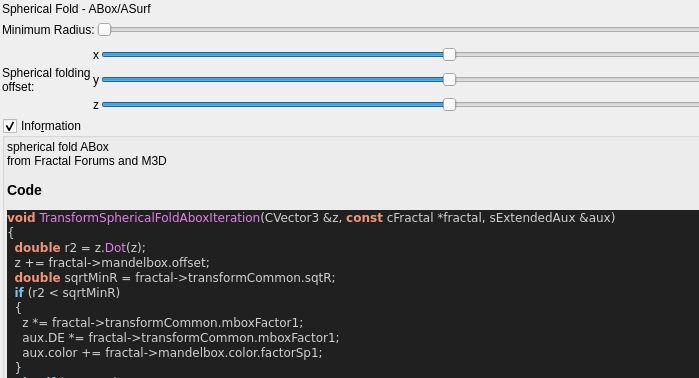
This is mandelbulber2/qt_data/fractal_transf_spherical_fold_abox.ui in buddhi1980/mandelbulber2 as Qt 5 draws it before an edit; both pictures show x 0 to 699 and y 0 to 378 of the 889 by 637 pixel window. The edited form follows.
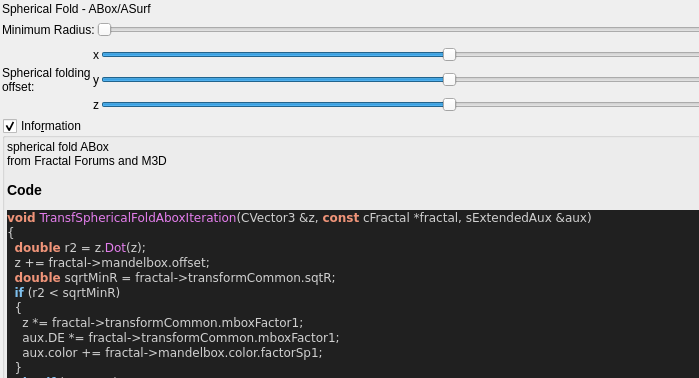
This is the edited form. Custom widgets are drawn as their Qt base class.

Diff of the .ui file:
```diff
--- a/mandelbulber2/qt_data/fractal_transf_spherical_fold_abox.ui
+++ b/mandelbulber2/qt_data/fractal_transf_spherical_fold_abox.ui
@@ -344,7 +344,7 @@
 &lt;/table&gt;
 &lt;h3&gt;Code&lt;/h3&gt;
 &lt;body style=&quot;background-color:#202020&quot;&gt;
-&lt;pre style=&quot;color:#d0d0d0; background-color:#202020;  font-family:'Courier New',monospace;&quot;&gt;&lt;span style=&quot;color:#f09479; font-weight:bold&quot;&gt;void&lt;/span&gt; &lt;span style=&quot;color:#e47eed&quot;&gt;TransformSphericalFoldAboxIteration&lt;/span&gt;&lt;span style=&quot;color:#d0d0d0&quot;&gt;(&lt;/span&gt;CVector3 &lt;span style=&quot;color:#d0d0d0&quot;&gt;&amp;amp;&lt;/span&gt;z&lt;span style=&quot;color:#d0d0d0&quot;&gt;,&lt;/span&gt; &lt;span style=&quot;color:#f09479; font-weight:bold&quot;&gt;const&lt;/span&gt; cFractal &lt;span style=&quot;color:#d0d0d0&quot;&gt;*&lt;/span&gt;fractal&lt;span style=&quot;color:#d0d0d0&quot;&gt;,&lt;/span&gt; sExtendedAux &lt;span style=&quot;color:#d0d0d0&quot;&gt;&amp;amp;&lt;/span&gt;aux&lt;span style=&quot;color:#d0d0d0&quot;&gt;)&lt;/span&gt;
+&lt;pre style=&quot;color:#d0d0d0; background-color:#202020;  font-family:'Courier New',monospace;&quot;&gt;&lt;span style=&quot;color:#f09479; font-weight:bold&quot;&gt;void&lt;/span&gt; &lt;span style=&quot;color:#e47eed&quot;&gt;TransfSphericalFoldAboxIteration&lt;/span&gt;&lt;span style=&quot;color:#d0d0d0&quot;&gt;(&lt;/span&gt;CVector3 &lt;span style=&quot;color:#d0d0d0&quot;&gt;&amp;amp;&lt;/span&gt;z&lt;span style=&quot;color:#d0d0d0&quot;&gt;,&lt;/span&gt; &lt;span style=&quot;color:#f09479; font-weight:bold&quot;&gt;const&lt;/span&gt; cFractal &lt;span style=&quot;color:#d0d0d0&quot;&gt;*&lt;/span&gt;fractal&lt;span style=&quot;color:#d0d0d0&quot;&gt;,&lt;/span&gt; sExtendedAux &lt;span style=&quot;color:#d0d0d0&quot;&gt;&amp;amp;&lt;/span&gt;aux&lt;span style=&quot;color:#d0d0d0&quot;&gt;)&lt;/span&gt;
 &lt;span style=&quot;color:#d0d0d0&quot;&gt;{&lt;/span&gt;
   &lt;span style=&quot;color:#f09479; font-weight:bold&quot;&gt;double&lt;/span&gt; r2 &lt;span style=&quot;color:#d0d0d0&quot;&gt;=&lt;/span&gt; z&lt;span style=&quot;color:#d0d0d0&quot;&gt;.&lt;/span&gt;&lt;span style=&quot;color:#e47eed&quot;&gt;Dot&lt;/span&gt;&lt;span style=&quot;color:#d0d0d0&quot;&gt;(&lt;/span&gt;z&lt;span style=&quot;color:#d0d0d0&quot;&gt;);&lt;/span&gt;
   z &lt;span style=&quot;color:#d0d0d0&quot;&gt;+=&lt;/span&gt; fractal&lt;span style=&quot;color:#d0d0d0&quot;&gt;-&amp;gt;&lt;/span&gt;mandelbox&lt;span style=&quot;color:#d0d0d0&quot;&gt;.&lt;/span&gt;offset&lt;span style=&quot;color:#d0d0d0&quot;&gt;;&lt;/span&gt;
```
